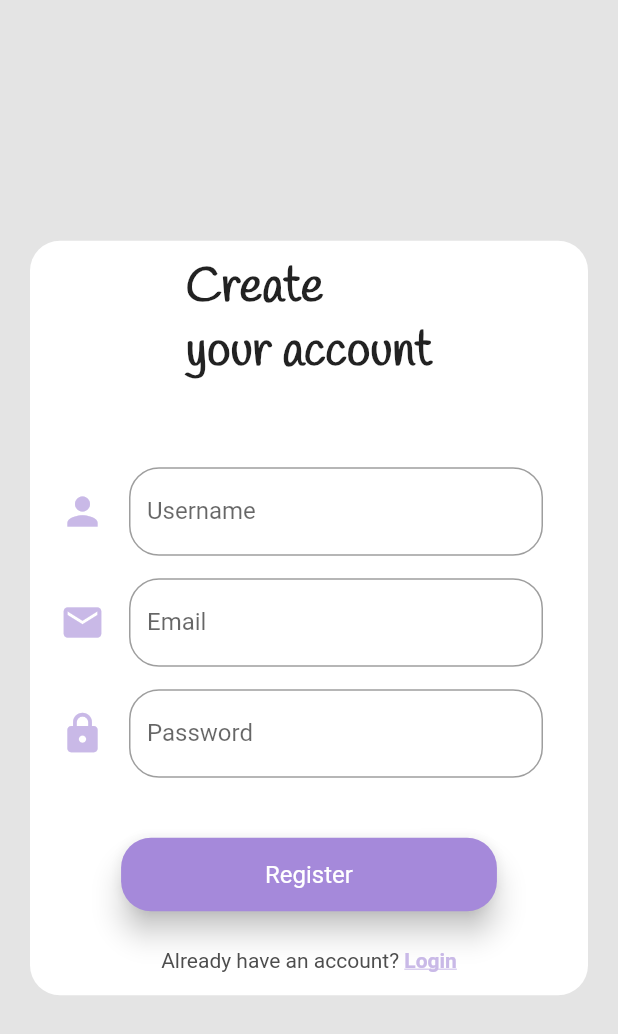
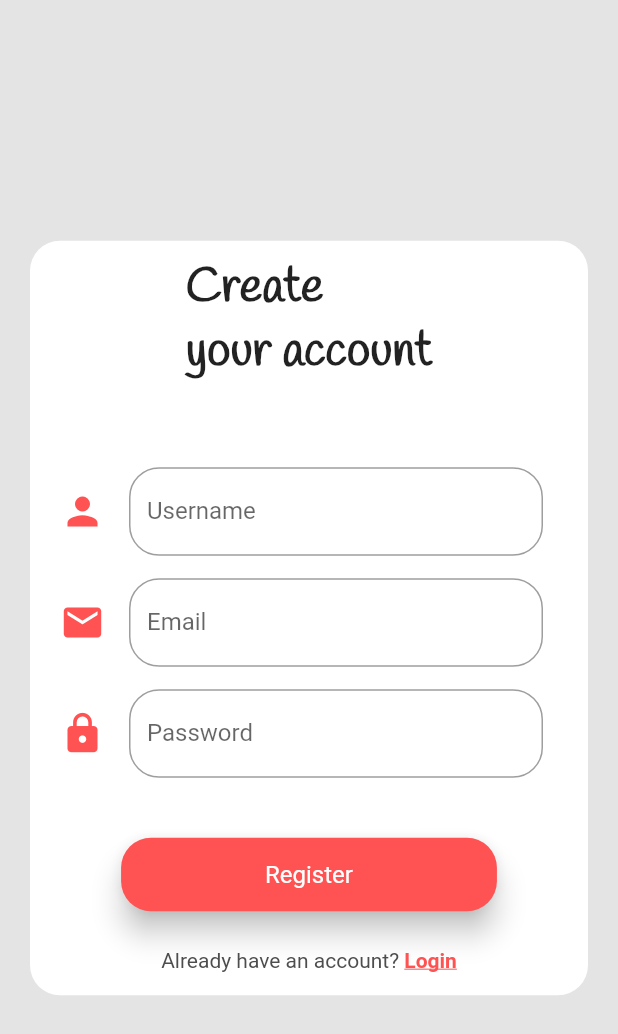
Before and after one commit to Juanavpc/App-Invoice, a Flutter app: the RegisterPage screen opened by its route, on a phone screen of 412 x 824 dp. Shown: the top 1034 px of the screen. Run offline on Flutter 3.47's test engine with Material 2 defaults, Android fonts, the light colour scheme and no system bars; our stand-ins replace flutter_rating_bar, shared_preferences; missing offline and left inert: dart:js_util; accounts and stored records are empty; project files that could hold a hidden picture were left out.

Commit message:
Cambios en la interfaz

```diff
--- a/lib/Pages/Home_Page.dart
+++ b/lib/Pages/Home_Page.dart
@@ -7,8 +7,6 @@ import 'package:flutter/cupertino.dart';
 import 'package:flutter/material.dart';
 import 'package:shared_preferences/shared_preferences.dart';
 import '../Widgets/ContentProduct.dart';
-import '../Widgets/DiscountCard.dart';
-import '../Widgets/SearchField.dart';
 
 class HomePage extends StatefulWidget {
   const HomePage({super.key});
--- a/lib/Pages/Register_Page.dart
+++ b/lib/Pages/Register_Page.dart
@@ -70,14 +70,13 @@ class _RegisterPageState extends State<RegisterPage> {
                       keyboardType: TextInputType.name,
                       decoration: InputDecoration(
                         icon: Icon(Icons.person,
-                            color: Color.fromARGB(255, 201, 185, 231),
-                            size: 30),
+                            color: Colors.redAccent, size: 30),
                         hintText: "Username",
                         labelText: "Username",
                         border: OutlineInputBorder(
                           borderRadius: BorderRadius.circular(20),
                           borderSide: BorderSide(
-                            color: Color.fromARGB(255, 201, 185, 231),
+                            color: Colors.redAccent,
                           ),
                         ),
                       ),
@@ -91,14 +90,13 @@ class _RegisterPageState extends State<RegisterPage> {
                       keyboardType: TextInputType.emailAddress,
                       decoration: InputDecoration(
                         icon: Icon(Icons.email,
-                            color: Color.fromARGB(255, 201, 185, 231),
-                            size: 30),
+                            color: Colors.redAccent, size: 30),
                         hintText: "Email",
                         labelText: "Email",
                         border: OutlineInputBorder(
                           borderRadius: BorderRadius.circular(20),
                           borderSide: BorderSide(
-                            color: Color.fromARGB(255, 201, 185, 231),
+                            color: Colors.redAccent,
                           ),
                         ),
                       ),
@@ -112,15 +110,14 @@ class _RegisterPageState extends State<RegisterPage> {
                       keyboardType: TextInputType.visiblePassword,
                       obscureText: true,
                       decoration: InputDecoration(
-                        icon: Icon(Icons.lock,
-                            color: Color.fromARGB(255, 201, 185, 231),
-                            size: 30),
+                        icon:
+                            Icon(Icons.lock, color: Colors.redAccent, size: 30),
                         hintText: "Password",
                         labelText: "Password",
                         border: OutlineInputBorder(
                           borderRadius: BorderRadius.circular(20),
                           borderSide: BorderSide(
-                            color: Color.fromARGB(255, 201, 185, 231),
+                            color: Colors.redAccent,
                           ),
                         ),
                       ),
@@ -137,7 +134,7 @@ class _RegisterPageState extends State<RegisterPage> {
                       ),
                     ),
                     style: ElevatedButton.styleFrom(
-                      backgroundColor: Color.fromARGB(255, 165, 137, 218),
+                      backgroundColor: Colors.redAccent,
                       shape: RoundedRectangleBorder(
                           borderRadius: BorderRadius.circular(20)),
                       elevation: 8,
@@ -163,7 +160,7 @@ class _RegisterPageState extends State<RegisterPage> {
                             TextSpan(
                               text: "Login",
                               style: TextStyle(
-                                color: Color.fromARGB(255, 201, 185, 231),
+                                color: Colors.redAccent,
                                 fontWeight: FontWeight.bold,
                                 decoration: TextDecoration.underline,
                               ),
--- a/lib/Widgets/botton_sheet.dart
+++ b/lib/Widgets/botton_sheet.dart
@@ -245,6 +245,4 @@ class _CustomBottomSheet extends State<CustomBottomSheet> {
       ),
     );
   }
-
-  void add(int value, int quantity) {}
 }
```
Also changed, not shown: lib/Pages/Login_Page.dart (+6 -6 lines), lib/Widgets/BotonLogin.dart (deleted, +0 -23 lines), lib/Widgets/DiscountCard.dart (deleted, +0 -39 lines), lib/Widgets/PasswordFiled.dart (deleted, +0 -16 lines), lib/Widgets/SearchField.dart (deleted, +0 -29 lines).
